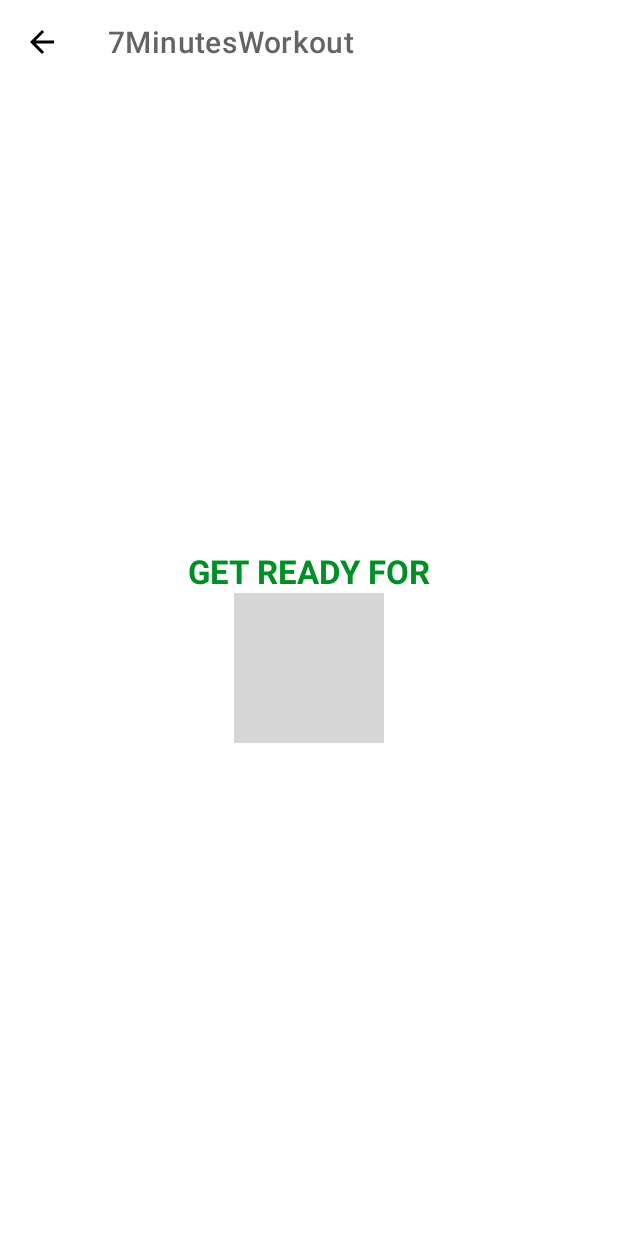
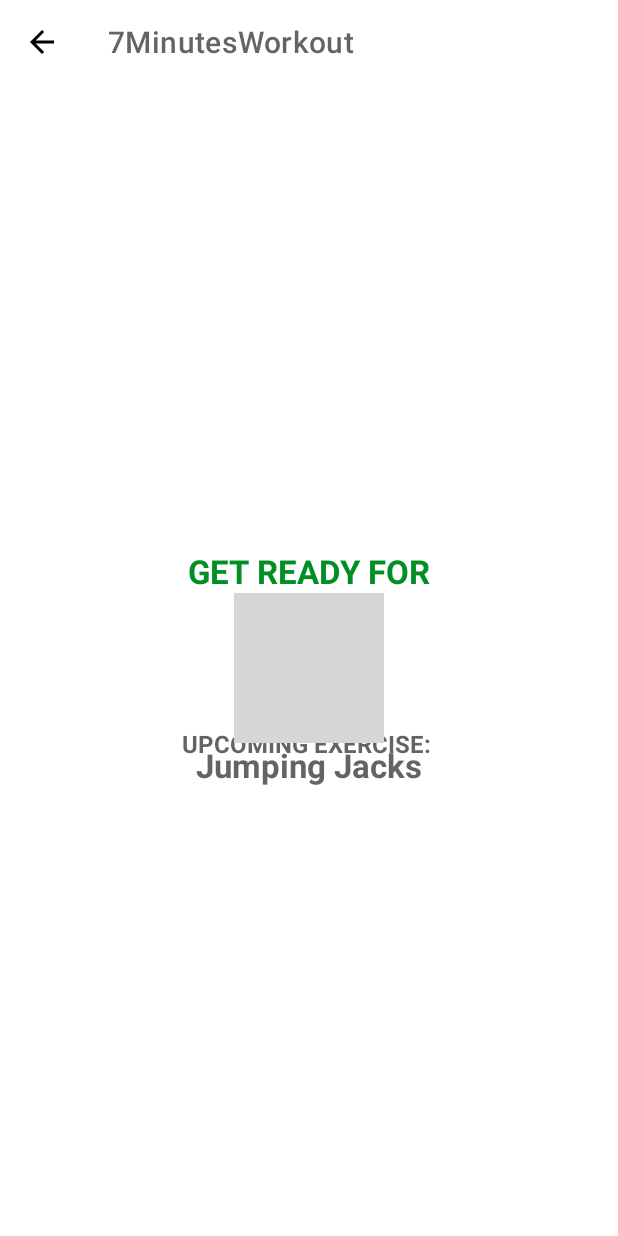
Before and after one commit to Ariel-92/7min_workout_app, an Android app: the ExerciseActivity screen opened directly, with no data from a screen before it, on a phone screen of 412 x 824 dp. Run offline under Robolectric (Android 15) with nearby library versions, the phone set to English and light mode, and no system bars; grey boxes are pictures that could not be loaded.

Commit message:
- 다음 운동 표시
- Rest 타이머가 실행 중일 때 다음 운동 표시

```diff
--- a/app/src/main/java/com/example/a7minutesworkout/ExerciseActivity.kt
+++ b/app/src/main/java/com/example/a7minutesworkout/ExerciseActivity.kt
@@ -46,12 +46,16 @@ class ExerciseActivity : AppCompatActivity() {
         binding?.tvExerciseName?.visibility = View.INVISIBLE
         binding?.flExcerciseView?.visibility = View.INVISIBLE
         binding?.ivImage?.visibility = View.INVISIBLE
+        binding?.tvUpcomingLabel?.visibility = View.VISIBLE
+        binding?.tvUpComingExerciseName?.visibility = View.VISIBLE
 
         if(restTimer != null) {
             restTimer?.cancel()
             restProgress = 0
         }
-        binding?.flExcerciseView?.visibility = View.INVISIBLE
+
+        binding?.tvUpComingExerciseName?.text = exerciseList!![currentExercisePosition + 1].getName()
+
         setRestProgressBar()
     }
 
@@ -61,6 +65,9 @@ class ExerciseActivity : AppCompatActivity() {
         binding?.tvExerciseName?.visibility = View.VISIBLE
         binding?.flExcerciseView?.visibility = View.VISIBLE
         binding?.ivImage?.visibility = View.VISIBLE
+        binding?.tvUpcomingLabel?.visibility = View.INVISIBLE
+        binding?.tvUpComingExerciseName?.visibility = View.INVISIBLE
+
         if(exerciseTimer != null) {
             exerciseTimer?.cancel()
             exerciseProgress = 0
--- a/app/src/main/res/layout/activity_exercise.xml
+++ b/app/src/main/res/layout/activity_exercise.xml
@@ -70,6 +70,32 @@
 
     </FrameLayout>
 
+    <TextView
+        android:id="@+id/tvUpcomingLabel"
+        android:layout_width="wrap_content"
+        android:layout_height="wrap_content"
+        android:text="UPCOMING EXERCISE: "
+        android:textColor="@color/colorPrimary"
+        android:textSize="16sp"
+        android:textStyle="bold"
+        app:layout_constraintEnd_toEndOf="parent"
+        app:layout_constraintStart_toStartOf="parent"
+        app:layout_constraintTop_toBottomOf="@id/flRestView"
+        app:layout_constraintBottom_toTopOf="@+id/tvUpComingExerciseName"
+        tools:visibility="visible" />
+
+    <TextView
+        android:id="@+id/tvUpComingExerciseName"
+        android:layout_width="wrap_content"
+        android:layout_height="wrap_content"
+        android:textColor="@color/colorPrimary"
+        android:textSize="22sp"
+        android:textStyle="bold"
+        app:layout_constraintEnd_toEndOf="parent"
+        app:layout_constraintStart_toStartOf="parent"
+        app:layout_constraintTop_toBottomOf="@id/flRestView"
+        tools:visibility="visible" />
+
     <ImageView
         android:id="@+id/ivImage"
         android:layout_width="match_parent"
```
